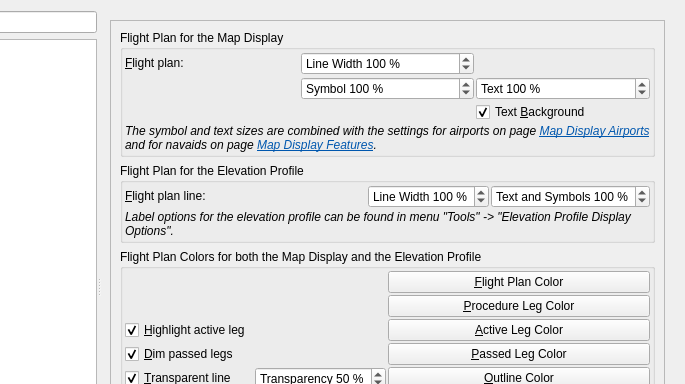
The window that src/options/optionsdialog.ui (albar965/littlenavmap) describes before a commit, drawn with Qt 5; both pictures show x 195 to 880 and y 0 to 384 of the 880 by 600 pixel window.
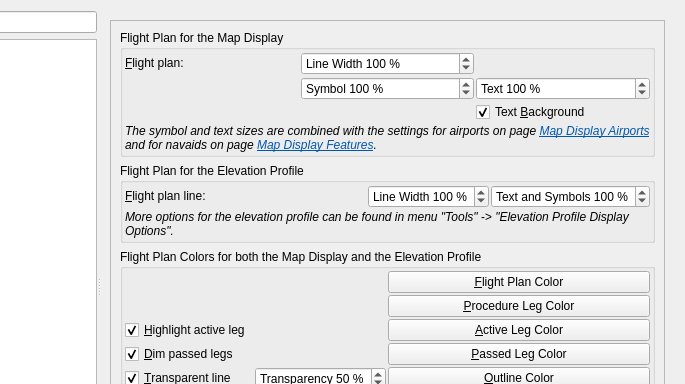
The same window after the commit. The open tabs and pages were chosen to show the change. Icons and pictures are not drawn.

Commit message: Fixes in options and profile texts

```diff
--- a/src/options/optionsdialog.ui
+++ b/src/options/optionsdialog.ui
@@ -4236,8 +4236,8 @@
             <rect>
              <x>0</x>
              <y>0</y>
-             <width>572</width>
-             <height>535</height>
+             <width>428</width>
+             <height>556</height>
             </rect>
            </property>
            <layout class="QVBoxLayout" name="verticalLayout_35">
@@ -4416,7 +4416,7 @@
                <item row="1" column="0" colspan="4">
                 <widget class="QLabel" name="labelOptionsProfileHint">
                  <property name="text">
-                  <string>&lt;html&gt;&lt;head/&gt;&lt;body&gt;&lt;p&gt;&lt;img src=&quot;:/littlenavmap/resources/icons/bulb.svg&quot;/&gt;&lt;span style=&quot; font-style:italic;&quot;&gt;Label options for the elevation profile can be found in menu &amp;quot;Tools&amp;quot; -&amp;gt; &amp;quot;Elevation Profile Display Options&amp;quot;.&lt;/span&gt;&lt;/p&gt;&lt;/body&gt;&lt;/html&gt;</string>
+                  <string>&lt;html&gt;&lt;head/&gt;&lt;body&gt;&lt;p&gt;&lt;img src=&quot;:/littlenavmap/resources/icons/bulb.svg&quot;/&gt;&lt;span style=&quot; font-style:italic;&quot;&gt;More options for the elevation profile can be found in menu &amp;quot;Tools&amp;quot; -&amp;gt; &amp;quot;Elevation Profile Display Options&amp;quot;.&lt;/span&gt;&lt;/p&gt;&lt;/body&gt;&lt;/html&gt;</string>
                  </property>
                  <property name="wordWrap">
                   <bool>true</bool>
```
Left out of the diff: 36 changed lines with no effect on the pictures. The commit also changes 1 other file.
